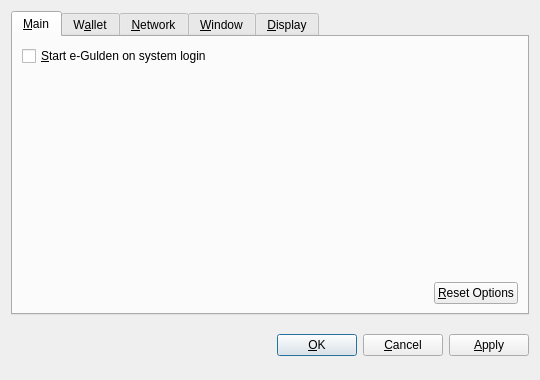
Qt form src/qt/forms/optionsdialog.ui (nkpatro/catcoin) before a commit.
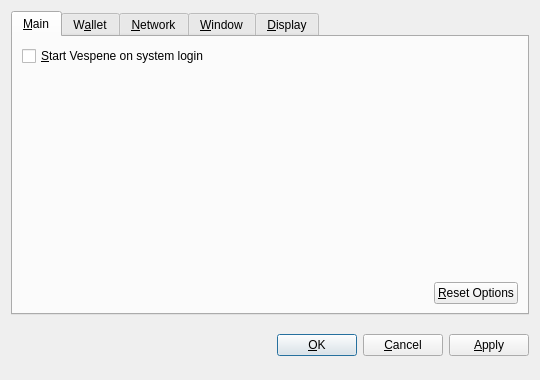
The same form after that commit. Custom widgets are drawn as their Qt base class.

```diff
--- a/src/qt/forms/optionsdialog.ui
+++ b/src/qt/forms/optionsdialog.ui
@@ -36,7 +36,7 @@
           <string>Automatically start e-Gulden after logging in to the system.</string>
          </property>
          <property name="text">
-          <string>&amp;Start e-Gulden on system login</string>
+          <string>&amp;Start Vespene on system login</string>
          </property>
         </widget>
        </item>
```
Left out of the diff: 10 changed lines with no effect on the pictures.
